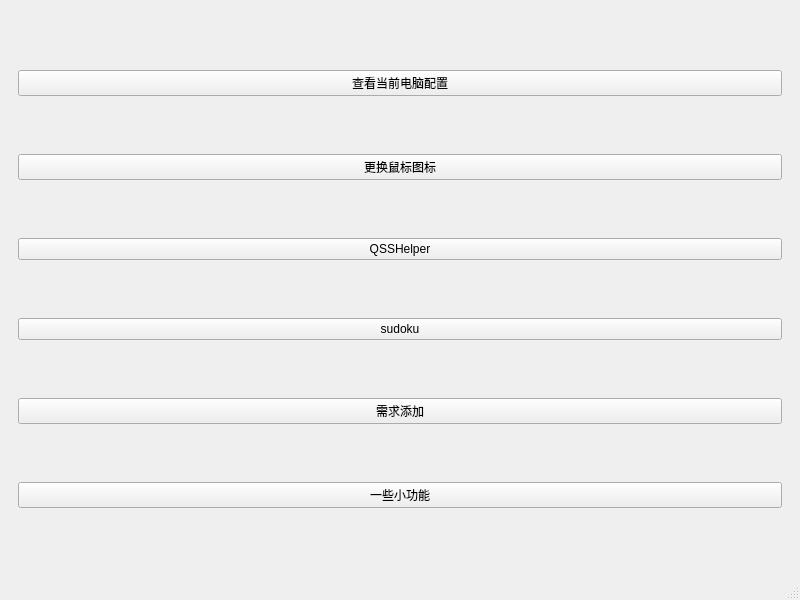
This is mainwindow.ui in littleHorse12138/lyhAssistant as Qt 5 draws it before an edit. The edited form follows.
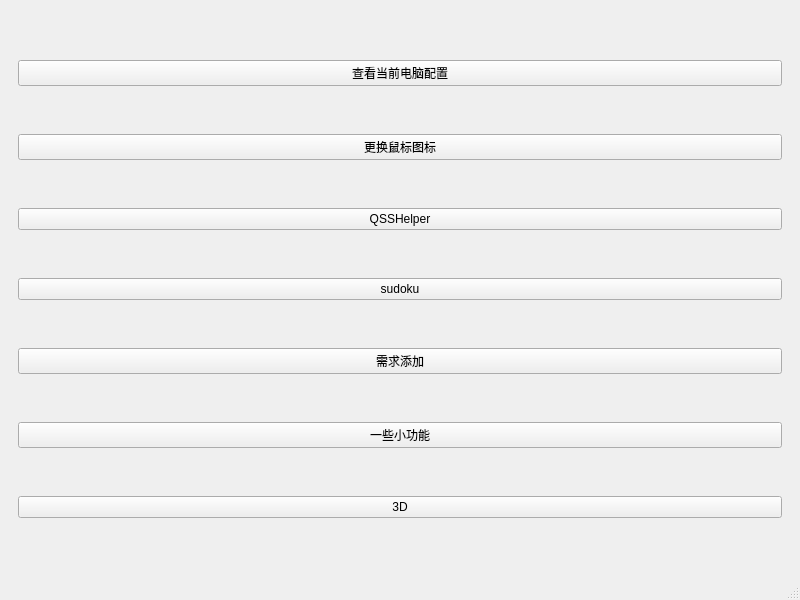
This is the edited form.

What changed in the file:
```diff
--- a/mainwindow.ui
+++ b/mainwindow.ui
@@ -60,6 +60,13 @@
          </property>
         </widget>
        </item>
+       <item>
+        <widget class="QPushButton" name="m_pBtn3DEngine">
+         <property name="text">
+          <string>3D</string>
+         </property>
+        </widget>
+       </item>
       </layout>
      </widget>
     </item>
```
